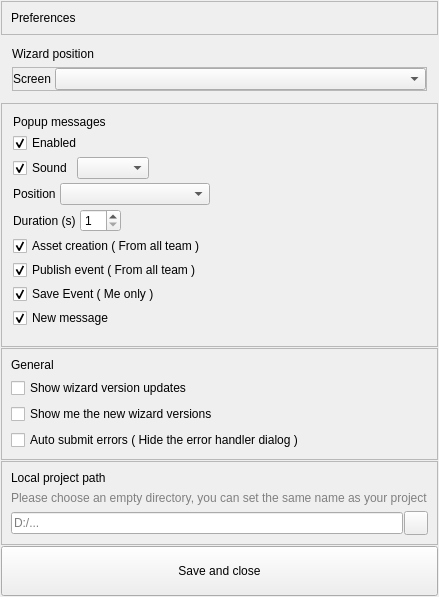
Old version of the form App/work/ui_files/preferences.ui in the repository Wizard-collab/Wizard.
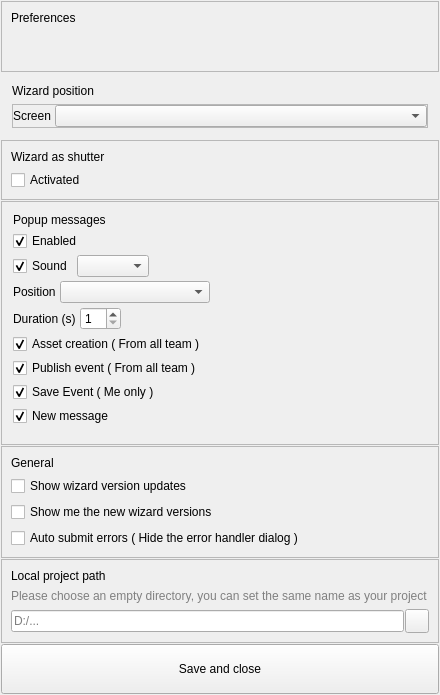
New version of the form.

Diff of the .ui file:
```diff
--- a/App/work/ui_files/preferences.ui
+++ b/App/work/ui_files/preferences.ui
@@ -6,8 +6,8 @@
    <rect>
     <x>0</x>
     <y>0</y>
-    <width>439</width>
-    <height>580</height>
+    <width>440</width>
+    <height>695</height>
    </rect>
   </property>
   <property name="windowTitle">
@@ -156,6 +156,32 @@
      </layout>
     </widget>
    </item>
+   <item>
+    <widget class="QFrame" name="frame_7">
+     <property name="frameShape">
+      <enum>QFrame::StyledPanel</enum>
+     </property>
+     <property name="frameShadow">
+      <enum>QFrame::Raised</enum>
+     </property>
+     <layout class="QVBoxLayout" name="verticalLayout_5">
+      <item>
+       <widget class="QLabel" name="label_5">
+        <property name="text">
+         <string>Wizard as shutter</string>
+        </property>
+       </widget>
+      </item>
+      <item>
+       <widget class="QCheckBox" name="shutter_checkBox">
+        <property name="text">
+         <string>Activated</string>
+        </property>
+       </widget>
+      </item>
+     </layout>
+    </widget>
+   </item>
    <item>
     <widget class="QFrame" name="frame_5">
      <property name="sizePolicy">
```
